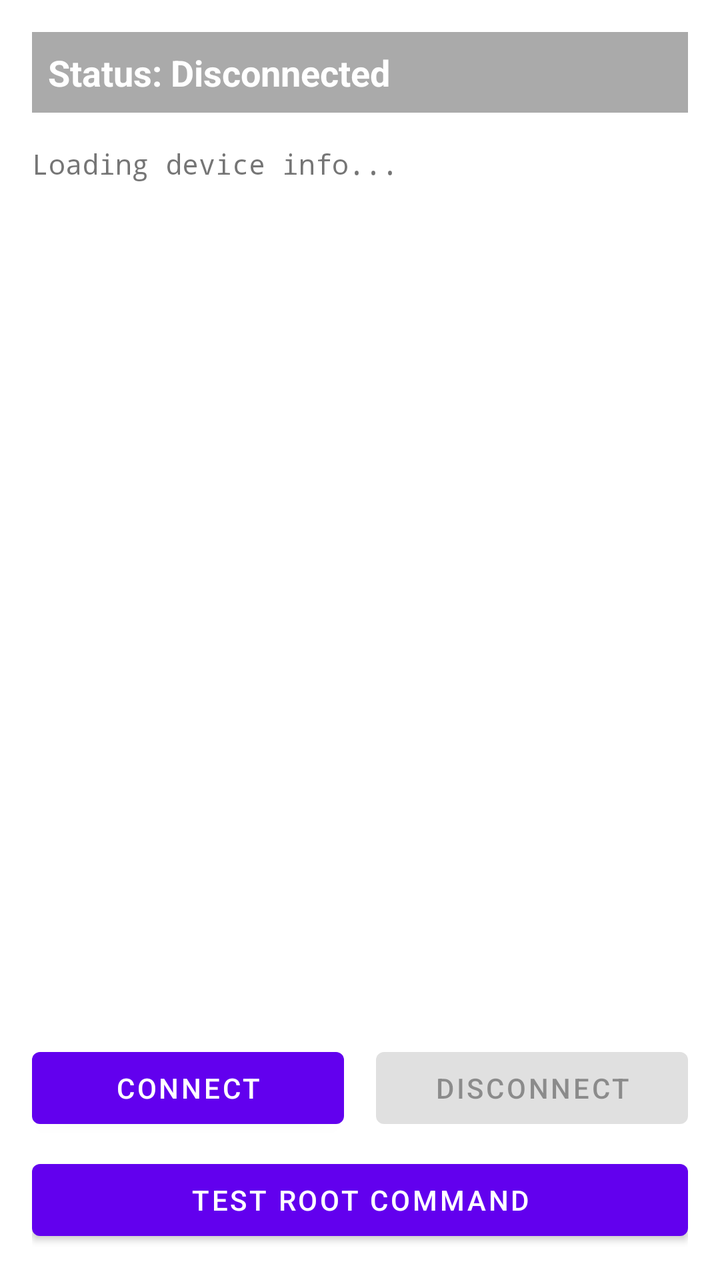
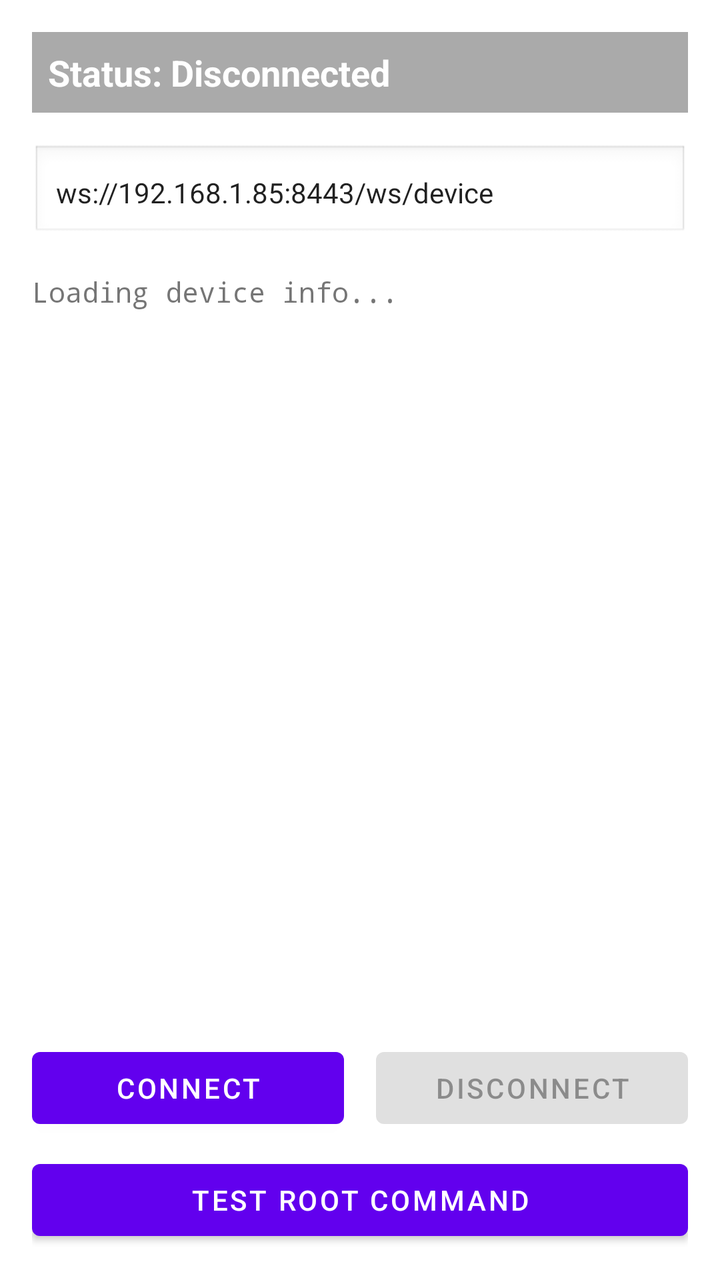

Two renders of the same Android screen: before a commit and after it. Below are the layout's source before the change and the commit's diff.
<!-- AndroidManifest.xml: application theme Theme.RdmClient -->
<!-- res/layout/activity_main.xml -->
<?xml version="1.0" encoding="utf-8"?>
<LinearLayout xmlns:android="http://schemas.android.com/apk/res/android"
    xmlns:tools="http://schemas.android.com/tools"
    android:layout_width="match_parent"
    android:layout_height="match_parent"
    android:orientation="vertical"
    android:padding="16dp"
    tools:context=".MainActivity">

    <TextView
        android:id="@+id/tvStatus"
        android:layout_width="match_parent"
        android:layout_height="wrap_content"
        android:text="Status: Disconnected"
        android:textSize="18sp"
        android:textStyle="bold"
        android:padding="8dp"
        android:background="@android:color/darker_gray"
        android:textColor="@android:color/white"/>

    <ScrollView
        android:layout_width="match_parent"
        android:layout_height="0dp"
        android:layout_weight="1"
        android:layout_marginTop="16dp">

        <TextView
            android:id="@+id/tvDeviceInfo"
            android:layout_width="match_parent"
            android:layout_height="wrap_content"
            android:text="Loading device info..."
            android:textSize="14sp"
            android:fontFamily="monospace"/>
    </ScrollView>

    <LinearLayout
        android:layout_width="match_parent"
        android:layout_height="wrap_content"
        android:orientation="horizontal"
        android:layout_marginTop="16dp">

        <Button
            android:id="@+id/btnConnect"
            android:layout_width="0dp"
            android:layout_height="wrap_content"
            android:layout_weight="1"
            android:text="Connect"
            android:layout_marginEnd="8dp"/>

        <Button
            android:id="@+id/btnDisconnect"
            android:layout_width="0dp"
            android:layout_height="wrap_content"
            android:layout_weight="1"
            android:text="Disconnect"
            android:enabled="false"
            android:layout_marginStart="8dp"/>
    </LinearLayout>

    <Button
        android:id="@+id/btnTestCommand"
        android:layout_width="match_parent"
        android:layout_height="wrap_content"
        android:layout_marginTop="8dp"
        android:text="Test Root Command"/>

</LinearLayout>
<!-- resources referenced by this layout -->
<resources>
  <style name="Theme.RdmClient" parent="Theme.MaterialComponents.DayNight.DarkActionBar">
          
          <item name="colorPrimary">@color/purple_500</item>
          <item name="colorPrimaryVariant">@color/purple_700</item>
          <item name="colorOnPrimary">@color/white</item>
          
          <item name="colorSecondary">@color/teal_200</item>
          <item name="colorSecondaryVariant">@color/teal_700</item>
          <item name="colorOnSecondary">@color/black</item>
          
          <item name="android:statusBarColor">?attr/colorPrimaryVariant</item>
          
      </style>
  <color name="purple_500">#FF6200EE</color>
  <color name="purple_700">#FF3700B3</color>
  <color name="white">#FFFFFFFF</color>
  <color name="teal_200">#FF03DAC5</color>
  <color name="teal_700">#FF018786</color>
  <color name="black">#FF000000</color>
</resources>

<!-- the commit's change to res/layout/activity_main.xml (unified diff, before → after) -->
@@ -17,6 +17,18 @@
         android:padding="8dp"
         android:background="@android:color/darker_gray"
         android:textColor="@android:color/white"/>
+
+    <EditText
+        android:id="@+id/etServerUrl"
+        android:layout_width="match_parent"
+        android:layout_height="wrap_content"
+        android:hint="Server URL (e.g., ws://192.168.1.85:8443/ws/device)"
+        android:text="ws://192.168.1.85:8443/ws/device"
+        android:inputType="textUri"
+        android:padding="12dp"
+        android:layout_marginTop="16dp"
+        android:background="@android:drawable/edit_text"
+        android:textSize="14sp"/>
 
     <ScrollView
         android:layout_width="match_parent"
